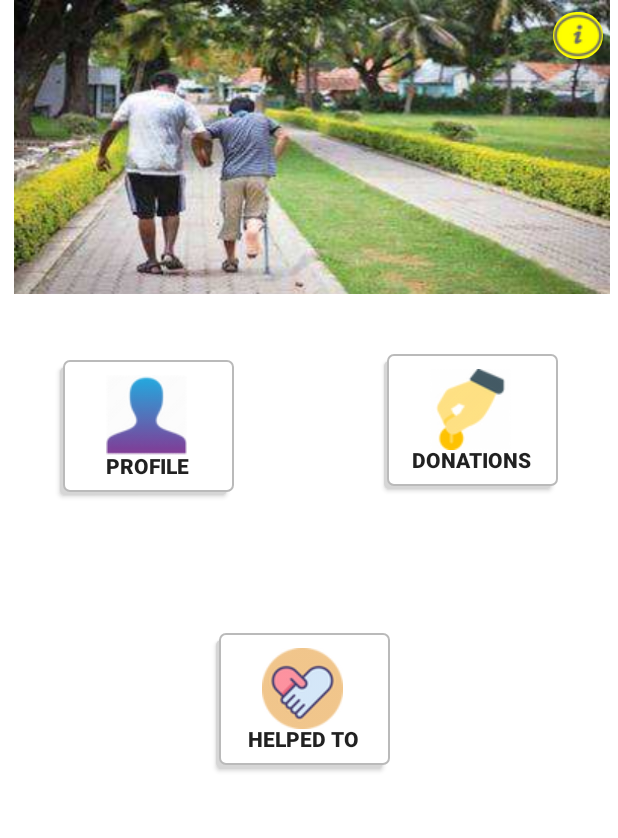
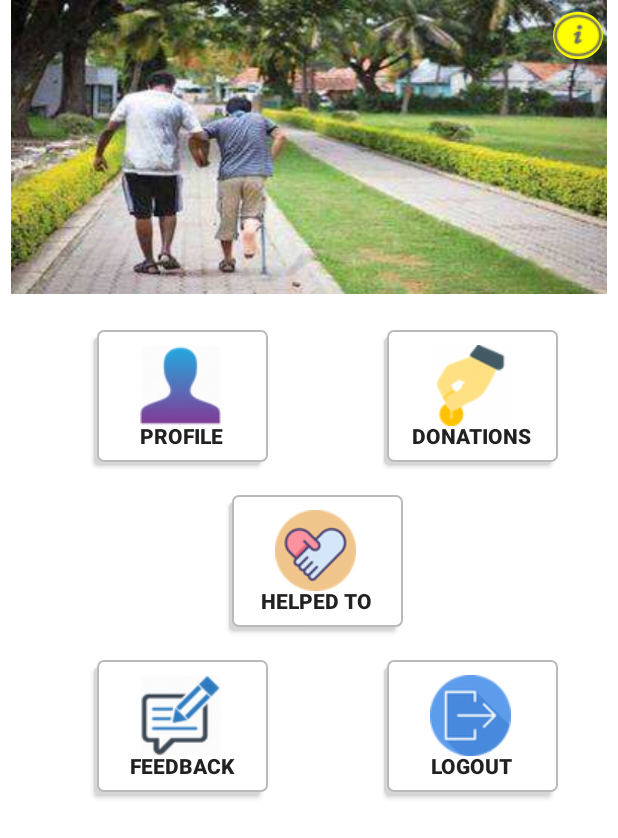
Before and after one commit to atharvspathak/HelpUs, an Android app: the OrganisationHome screen opened directly, with no data from a screen before it, on a phone screen of 412 x 824 dp. Shown: the top 838 px of the screen. Run offline under Robolectric (Android 15) with nearby library versions, the phone set to English and light mode, and no system bars.

Commit message:
Changes in Constraints in Org home and try to add logo but application gets stop after added image

```diff
--- a/app/src/main/java/com/example/myapplication/login_activity.java
+++ b/app/src/main/java/com/example/myapplication/login_activity.java
@@ -56,6 +56,7 @@ public class login_activity extends AppCompatActivity {
         login.setOnClickListener(new View.OnClickListener() { //.getText.tos\String() method use
             @Override
             public void onClick(View view) {
+
                 valdation(username.getText().toString(),password.getText().toString()); //If usname and pass match then go to next activity
 
 
--- a/app/src/main/res/layout/activity_main.xml
+++ b/app/src/main/res/layout/activity_main.xml
@@ -64,4 +64,16 @@
         app:layout_constraintHorizontal_bias="0.495"
         app:layout_constraintStart_toStartOf="parent"
         app:layout_constraintTop_toTopOf="parent" />
+
+    <!--<ImageView
+        android:id="@+id/imageView"
+        android:layout_width="278dp"
+        android:layout_height="223dp"
+        android:layout_marginTop="36dp"
+        android:background="@mipmap/logo"
+
+        app:layout_constraintEnd_toEndOf="parent"
+        app:layout_constraintHorizontal_bias="0.318"
+        app:layout_constraintStart_toStartOf="parent"
+app:layout_constraintTop_toBottomOf="@+id/textView" /> -->
 </androidx.constraintlayout.widget.ConstraintLayout>
--- a/app/src/main/res/layout/activity_organisation_home.xml
+++ b/app/src/main/res/layout/activity_organisation_home.xml
@@ -14,7 +14,6 @@ tools:context=".OrganisationHome">
         android:background="@drawable/image_mainmenu"
         android:contentDescription="@string/loginhomepageimg"
         app:layout_constraintEnd_toEndOf="parent"
-    app:layout_constraintHorizontal_bias="1.0"
         app:layout_constraintStart_toStartOf="parent"
         app:layout_constraintTop_toTopOf="parent"
         app:srcCompat="@mipmap/mainmenu_top_image2" />
@@ -23,7 +22,7 @@ tools:context=".OrganisationHome">
         android:id="@+id/donations"
         android:layout_width="116dp"
         android:layout_height="90dp"
-        android:layout_marginTop="40dp"
+        android:layout_marginTop="24dp"
         android:layout_marginEnd="40dp"
         android:layout_marginRight="40dp"
         android:background="@drawable/button_selector"
@@ -60,8 +59,7 @@ tools:context=".OrganisationHome">
         android:id="@+id/helpto"
         android:layout_width="116dp"
         android:layout_height="90dp"
-        android:layout_marginTop="56dp"
-        android:layout_marginBottom="276dp"
+        android:layout_marginTop="20dp"
         android:background="@drawable/button_selector"
         android:drawableTop="@mipmap/help_now"
         android:elevation="2dp"
@@ -71,10 +69,9 @@ tools:context=".OrganisationHome">
         android:textSize="14sp"
         android:textStyle="bold"
         android:translationZ="3dp"
-        app:layout_constraintBottom_toBottomOf="parent"
-        app:layout_constraintEnd_toStartOf="@+id/donations"
-        app:layout_constraintHorizontal_bias="0.791"
-        app:layout_constraintStart_toEndOf="@+id/orgprofile"
+        app:layout_constraintEnd_toEndOf="@+id/donations"
+        app:layout_constraintHorizontal_bias="0.464"
+        app:layout_constraintStart_toStartOf="@+id/orgprofile"
         app:layout_constraintTop_toBottomOf="@+id/orgprofile"
         tools:targetApi="lollipop" />
 
@@ -82,7 +79,7 @@ tools:context=".OrganisationHome">
         android:id="@+id/orgfeedback"
         android:layout_width="116dp"
         android:layout_height="90dp"
-        android:layout_marginTop="48dp"
+        android:layout_marginTop="20dp"
         android:background="@drawable/button_selector"
         android:drawableTop="@mipmap/feedback_icon"
         android:elevation="2dp"
@@ -92,19 +89,17 @@ tools:context=".OrganisationHome">
         android:textSize="14sp"
         android:textStyle="bold"
         android:translationZ="3dp"
-        app:layout_constraintBottom_toBottomOf="@+id/orglogout"
-        app:layout_constraintEnd_toStartOf="@+id/helpto"
+        app:layout_constraintEnd_toEndOf="@+id/orgprofile"
         app:layout_constraintHorizontal_bias="0.0"
         app:layout_constraintStart_toStartOf="@+id/orgprofile"
         app:layout_constraintTop_toBottomOf="@+id/helpto"
-        app:layout_constraintVertical_bias="0.0"
         tools:targetApi="lollipop" />
 
     <Button
         android:id="@+id/orglogout"
         android:layout_width="116dp"
         android:layout_height="90dp"
-        android:layout_marginTop="48dp"
+        android:layout_marginTop="20dp"
         android:background="@drawable/button_selector"
         android:drawableTop="@mipmap/logout"
         android:elevation="2dp"
@@ -114,12 +109,10 @@ tools:context=".OrganisationHome">
         android:textSize="14sp"
         android:textStyle="bold"
         android:translationZ="3dp"
-        app:layout_constraintBottom_toBottomOf="@+id/donations"
         app:layout_constraintEnd_toEndOf="@+id/donations"
-        app:layout_constraintHorizontal_bias="1.0"
-        app:layout_constraintStart_toEndOf="@+id/helpto"
+        app:layout_constraintHorizontal_bias="0.0"
+        app:layout_constraintStart_toStartOf="@+id/donations"
         app:layout_constraintTop_toBottomOf="@+id/helpto"
-        app:layout_constraintVertical_bias="0.0"
         tools:targetApi="lollipop" />
 
     <Button
@@ -128,7 +121,7 @@ tools:context=".OrganisationHome">
         android:layout_height="90dp"
         android:layout_marginStart="40dp"
         android:layout_marginLeft="40dp"
-        android:layout_marginTop="44dp"
+        android:layout_marginTop="24dp"
         android:background="@drawable/button_selector"
         android:drawableTop="@mipmap/user"
         android:elevation="2dp"
@@ -139,7 +132,7 @@ tools:context=".OrganisationHome">
         android:textStyle="bold"
         android:translationZ="3dp"
         app:layout_constraintEnd_toStartOf="@+id/donations"
-        app:layout_constraintHorizontal_bias="0.0"
+        app:layout_constraintHorizontal_bias="0.225"
         app:layout_constraintStart_toStartOf="parent"
         app:layout_constraintTop_toBottomOf="@+id/imageView4"
         tools:targetApi="lollipop" />
--- a/app/src/main/res/values/strings.xml
+++ b/app/src/main/res/values/strings.xml
@@ -15,4 +15,5 @@
     <string name="helped_to">Helped To</string>
     <string name="profile">Profile</string>
     <string name="donate">donate</string>
+    <string name="todo">TODO</string>
 </resources>
```
Lines whose indentation alone changed are shown as unchanged.
